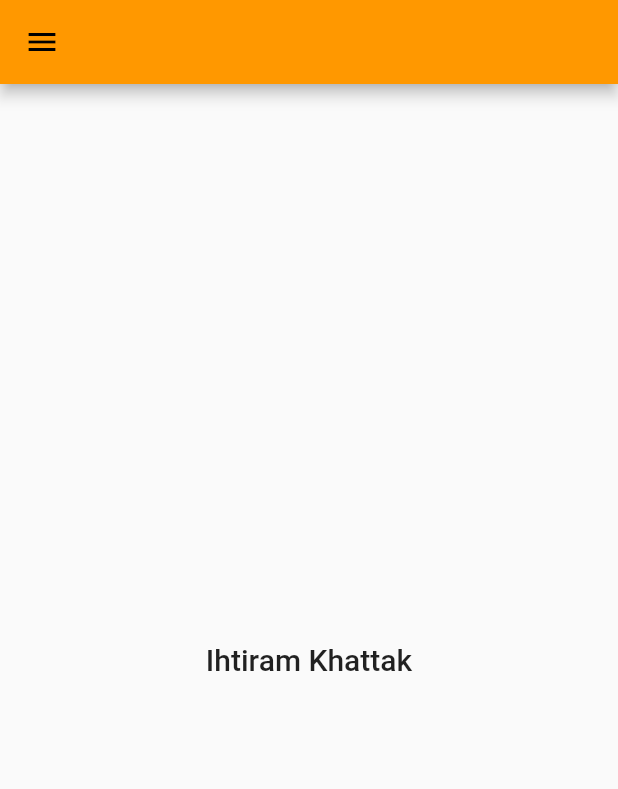
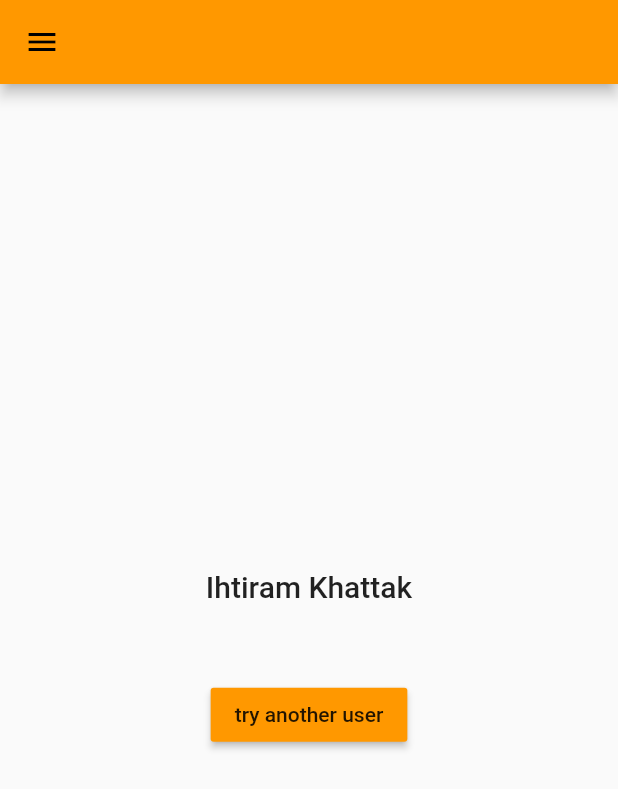
Before and after one commit to IHKodifier/procurementstein, a Flutter app: the screen it shows after launch, on a phone screen of 412 x 824 dp. Shown: the top 789 px of the screen. Run offline on Flutter 3.47's test engine with Material 2 defaults, Android fonts, the phone set to English and light mode, and no system bars; our stand-ins replace google_fonts.

Commit message:
provoder.of implementation

```diff
--- a/lib/app.dart
+++ b/lib/app.dart
@@ -7,9 +7,13 @@ import 'package:provider/provider.dart';
 class App extends StatelessWidget {
   @override
   Widget build(BuildContext context) {
-    return ChangeNotifierProvider<AuthenticationBloc>.value(
-          value : AuthenticationBloc(),
-          child: MaterialApp(
+    return MultiProvider(
+      providers: [
+        ChangeNotifierProvider<AuthenticationBloc>(
+          create: (_) => AuthenticationBloc(),
+        ),
+      ],
+      child: MaterialApp(
         debugShowCheckedModeBanner: false,
         title: 'procuremenStein-Stein',
         theme: ThemeData(
--- a/lib/bloc/user.dart
+++ b/lib/bloc/user.dart
@@ -17,4 +17,5 @@ class User {
   String get lastModified => _lastmodified;
 
   User(this._userid, this._firstName, this._lastName);
+
 }
--- a/lib/screens/app_home.dart
+++ b/lib/screens/app_home.dart
@@ -1,5 +1,8 @@
+import 'dart:math';
+
 import 'package:flutter/material.dart';
 import 'package:google_fonts/google_fonts.dart';
+import 'package:procuremenstein/bloc/user.dart';
 import 'package:procuremenstein/screens/app_drawer.dart';
 import 'package:procuremenstein/widget/inner.dart';
 import 'package:procuremenstein/bloc/authentication_bloc.dart';
@@ -16,7 +19,7 @@ class MyHomePage extends StatefulWidget {
 class _MyHomePageState extends State<MyHomePage> {
   @override
   Widget build(BuildContext context) {
-    AuthenticationBloc authenticationBloc =
+    AuthenticationBloc authBloc =
         Provider.of<AuthenticationBloc>(context);
 
     return Scaffold(
@@ -27,6 +30,25 @@ class _MyHomePageState extends State<MyHomePage> {
           mainAxisAlignment: MainAxisAlignment.center,
           children: <Widget>[
             InnerText(),
+            SizedBox(height: 50,),
+             RaisedButton(
+            child: Text('try another user'),
+            color: Theme.of(context).primaryColor,
+            onPressed: () {
+              List<User> users = <User>[
+                User('Nasir@Heartfile.org', 'Nasir', 'Mehmood'),
+                User('Kassim@Heartfile.org', 'Kassim', 'Nishtar'),
+                User('Saba@Heartfile.org', 'Saba', 'Amjad'),
+                User('Amjad@Heartfile.org', 'Amjad ', 'Khan'),
+                User('Qadeer@Heartfile.org', 'Qadeer', 'Khan'),
+                User('AAmra@Heartfile.org', 'Aamra', 'Q. Abbasi'),
+                User('Uzair@Heartfile.org', 'Sardar Uzair Kan ', 'Baloch'),
+              ];
+              Random random = Random();
+
+              authBloc.setAuthenticatedUser(users[random.nextInt(7)],);
+            },
+          ),
           ],
         ),
       ),
```
Also changed, not shown: lib/screens/app_drawer.dart (+10 -8 lines).
